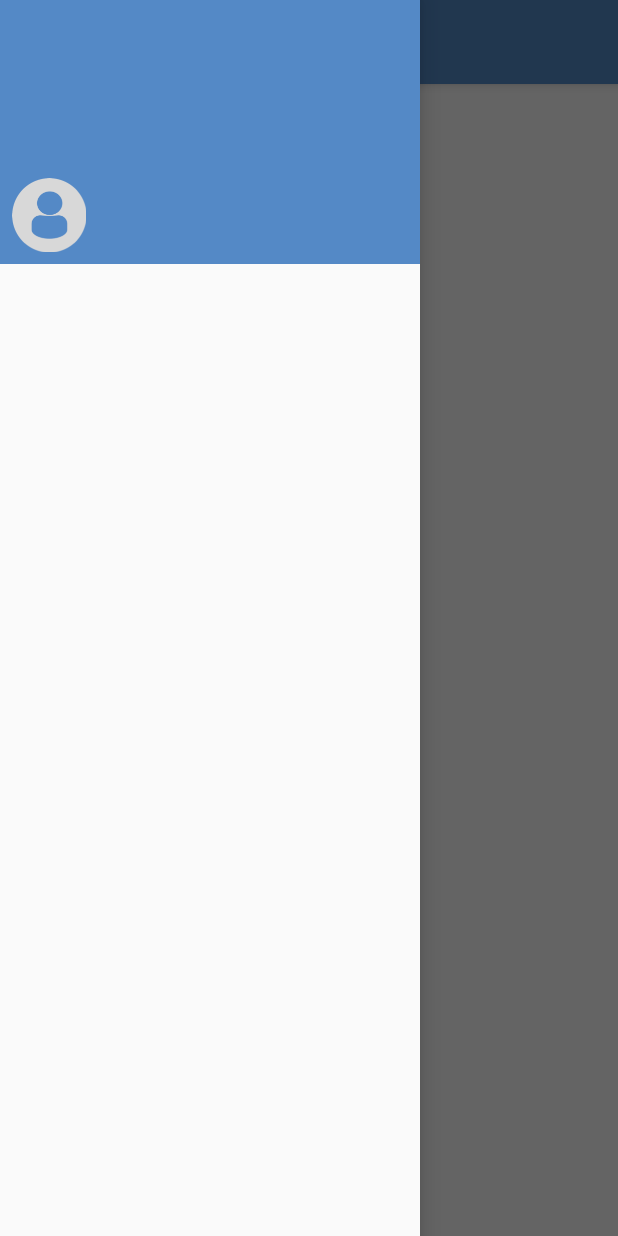
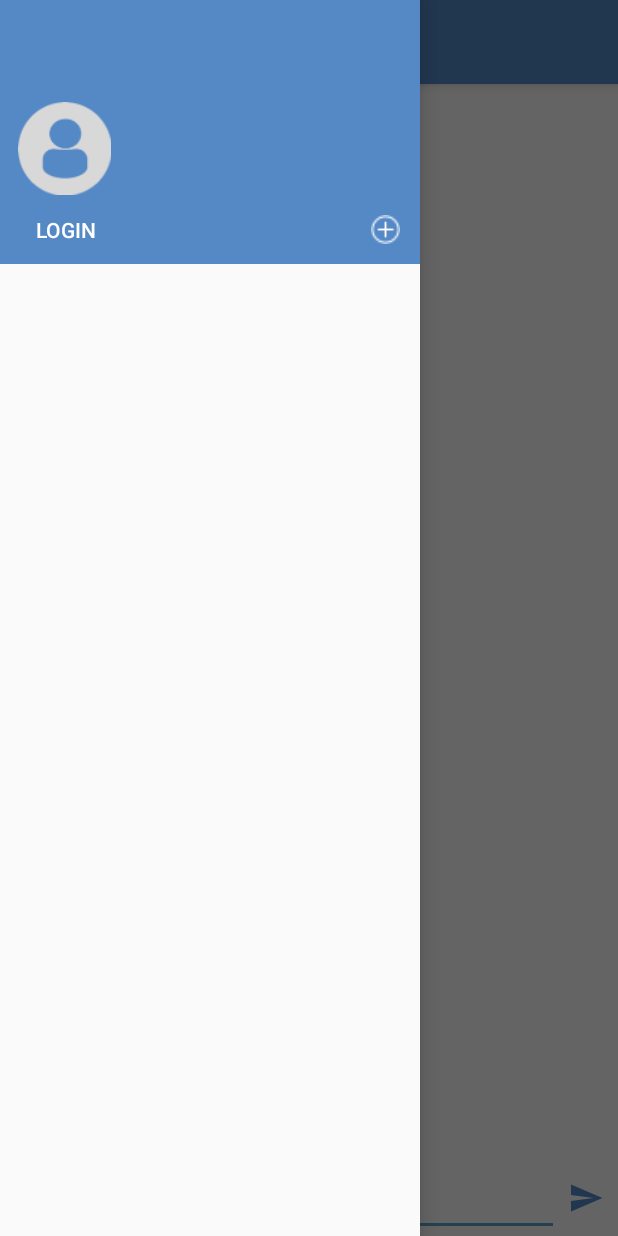
Before and after one commit to adamabdelaziz-zz/Smack, an Android app: the screen it shows after launch (MainActivity), with the side drawer open, on a phone screen of 412 x 824 dp. Run offline under Robolectric (Android 15) with nearby library versions, the phone set to English and light mode, and no system bars.

Commit message:
Basic Layout Setup

```diff
--- a/app/src/main/java/com/androidadam/smack/MainActivity.kt
+++ b/app/src/main/java/com/androidadam/smack/MainActivity.kt
@@ -8,6 +8,7 @@ import android.support.v7.app.ActionBarDrawerToggle
 import android.support.v7.app.AppCompatActivity
 import android.view.Menu
 import android.view.MenuItem
+import android.view.View
 import com.androidadam.smack.R.id.*
 import kotlinx.android.synthetic.main.activity_main.*
 import kotlinx.android.synthetic.main.app_bar_main.*
@@ -37,5 +38,17 @@ class MainActivity : AppCompatActivity(){
         }
     }
 
+    fun loginButtonNavClicked(view: View){
+
+    }
+
+    fun addChannelClicked(view: View){
+
+    }
+
+    fun sendMessageButtonClicked(view: View){
+
+    }
+
 
 }
--- a/app/src/main/res/layout/content_main.xml
+++ b/app/src/main/res/layout/content_main.xml
@@ -9,12 +9,51 @@
     tools:showIn="@layout/app_bar_main">
 
     <TextView
-        android:layout_width="wrap_content"
+        android:id="@+id/mainChannelName"
+        android:layout_width="0dp"
         android:layout_height="wrap_content"
-        android:text="Hello World!"
-        app:layout_constraintBottom_toBottomOf="parent"
+        android:layout_marginTop="8dp"
+        android:text="Please Log In"
+        android:textAlignment="center"
+        app:layout_constraintHorizontal_bias="0.58"
         app:layout_constraintLeft_toLeftOf="parent"
         app:layout_constraintRight_toRightOf="parent"
         app:layout_constraintTop_toTopOf="parent" />
 
+    <EditText
+        android:id="@+id/messageTextField"
+        android:layout_width="0dp"
+        android:layout_height="wrap_content"
+        android:ems="10"
+        android:hint="message:"
+        android:inputType="textMultiLine"
+        app:layout_constraintBottom_toBottomOf="parent"
+        app:layout_constraintEnd_toStartOf="@+id/sendMessageButton"
+        app:layout_constraintStart_toStartOf="parent" />
+
+    <ImageButton
+        android:id="@+id/sendMessageButton"
+        android:layout_width="35dp"
+        android:layout_height="35dp"
+        android:layout_marginBottom="8dp"
+        android:layout_marginEnd="4dp"
+        android:background="@android:color/transparent"
+        android:onClick="sendMessageButtonClicked"
+        android:tint="@color/colorPrimary"
+        app:layout_constraintBottom_toBottomOf="parent"
+        app:layout_constraintEnd_toEndOf="parent"
+        app:srcCompat="@drawable/ic_menu_send" />
+
+    <android.support.v7.widget.RecyclerView
+        android:id="@+id/messageListView"
+        android:layout_width="0dp"
+        android:layout_height="0dp"
+        android:layout_marginTop="8dp"
+        app:layout_constraintBottom_toTopOf="@+id/messageTextField"
+        app:layout_constraintEnd_toEndOf="parent"
+        app:layout_constraintHorizontal_bias="0.0"
+        app:layout_constraintStart_toStartOf="parent"
+        app:layout_constraintTop_toBottomOf="@+id/mainChannelName"
+        app:layout_constraintVertical_bias="1.0" />
+
 </android.support.constraint.ConstraintLayout>
--- a/app/src/main/res/layout/nav_header_main.xml
+++ b/app/src/main/res/layout/nav_header_main.xml
@@ -11,33 +11,60 @@
     tools:layout_editor_absoluteY="81dp">
 
     <ImageView
-        android:id="@+id/imageView"
-        android:layout_width="wrap_content"
-        android:layout_height="wrap_content"
+        android:id="@+id/userImageNavHeader"
+        android:layout_width="70dp"
+        android:layout_height="70dp"
         android:layout_marginBottom="8dp"
         android:layout_marginStart="8dp"
         android:contentDescription="@string/nav_header_desc"
         android:paddingTop="@dimen/nav_header_vertical_spacing"
-        app:layout_constraintBottom_toBottomOf="parent"
+        app:layout_constraintBottom_toTopOf="@+id/loginButtonNavHeader"
         app:layout_constraintStart_toStartOf="parent"
         app:srcCompat="@drawable/profiledefault" />
 
     <TextView
-        android:id="@+id/textView2"
+        android:id="@+id/userNameNavHeader"
         android:layout_width="wrap_content"
         android:layout_height="wrap_content"
         android:paddingTop="@dimen/nav_header_vertical_spacing"
         android:textAppearance="@style/TextAppearance.AppCompat.Body1"
-        app:layout_constraintStart_toEndOf="@+id/imageView"
-        app:layout_constraintTop_toTopOf="@+id/imageView"
+        app:layout_constraintStart_toEndOf="@+id/userImageNavHeader"
+        app:layout_constraintTop_toTopOf="@+id/userImageNavHeader"
         tools:text="JonnyB" />
 
     <TextView
-        android:id="@+id/textView"
+        android:id="@+id/userEmailNavHeader"
         android:layout_width="wrap_content"
         android:layout_height="19dp"
-        app:layout_constraintStart_toEndOf="@+id/imageView"
-        app:layout_constraintTop_toBottomOf="@+id/textView2"
+        app:layout_constraintStart_toEndOf="@+id/userImageNavHeader"
+        app:layout_constraintTop_toBottomOf="@+id/userNameNavHeader"
         tools:text="Jonny@devslopes.com" />
 
+    <Button
+        android:id="@+id/loginButtonNavHeader"
+        android:layout_width="wrap_content"
+        android:layout_height="30dp"
+        android:layout_marginBottom="8dp"
+        android:layout_marginStart="24dp"
+        android:background="@android:color/transparent"
+        android:onClick="loginButtonNavClicked"
+        android:text="Login"
+        android:textAlignment="viewStart"
+        app:layout_constraintBottom_toBottomOf="parent"
+        app:layout_constraintStart_toStartOf="parent" />
+
+    <ImageButton
+        android:id="@+id/addChannelButton"
+        android:layout_width="30dp"
+        android:layout_height="30dp"
+        android:layout_marginBottom="8dp"
+        android:layout_marginEnd="8dp"
+        android:background="@android:color/transparent"
+        android:onClick="addChannelClicked"
+        android:padding="5dp"
+        android:scaleType="fitXY"
+        app:layout_constraintBottom_toBottomOf="parent"
+        app:layout_constraintEnd_toEndOf="parent"
+        app:srcCompat="@drawable/addchannelbutton" />
+
 </android.support.constraint.ConstraintLayout>
--- a/app/src/main/res/values/colors.xml
+++ b/app/src/main/res/values/colors.xml
@@ -1,6 +1,6 @@
 <?xml version="1.0" encoding="utf-8"?>
 <resources>
-    <color name="colorPrimary">#5489C6</color>
+    <color name="colorPrimary">#5489c6</color>
     <color name="colorPrimaryDark">#5489C6</color>
     <color name="colorAccent">#5EA0C9</color>
 </resources>
```
